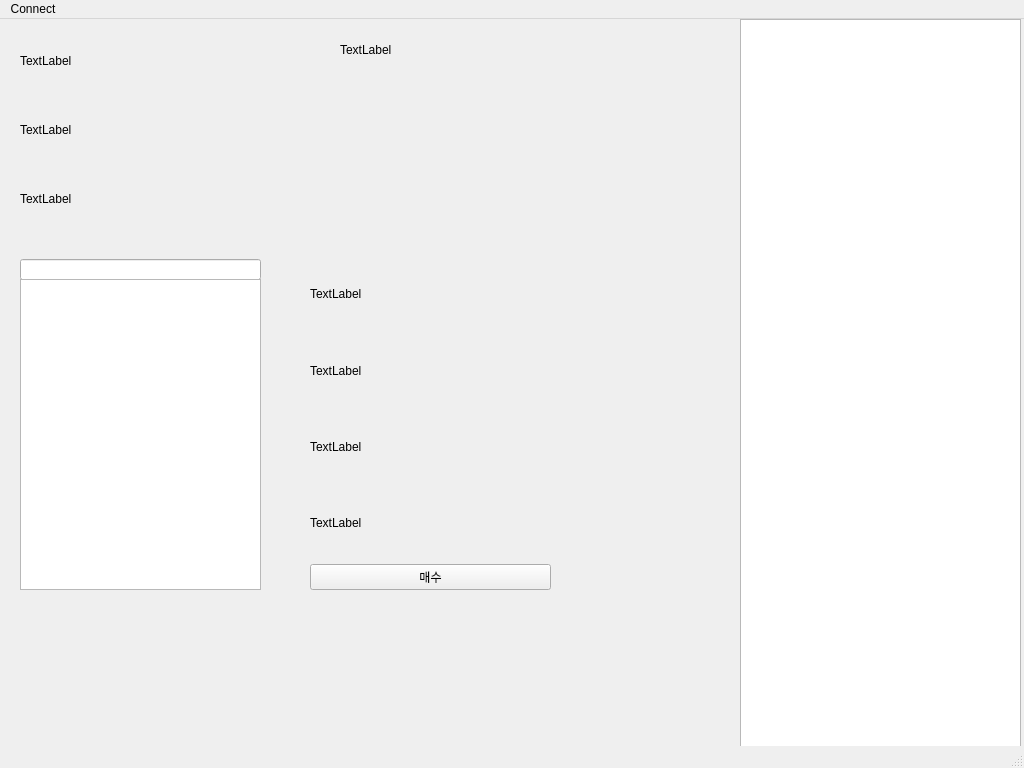
Above: main.ui from RaynoldKim/MyTrade before the change. Below: the same form after it.
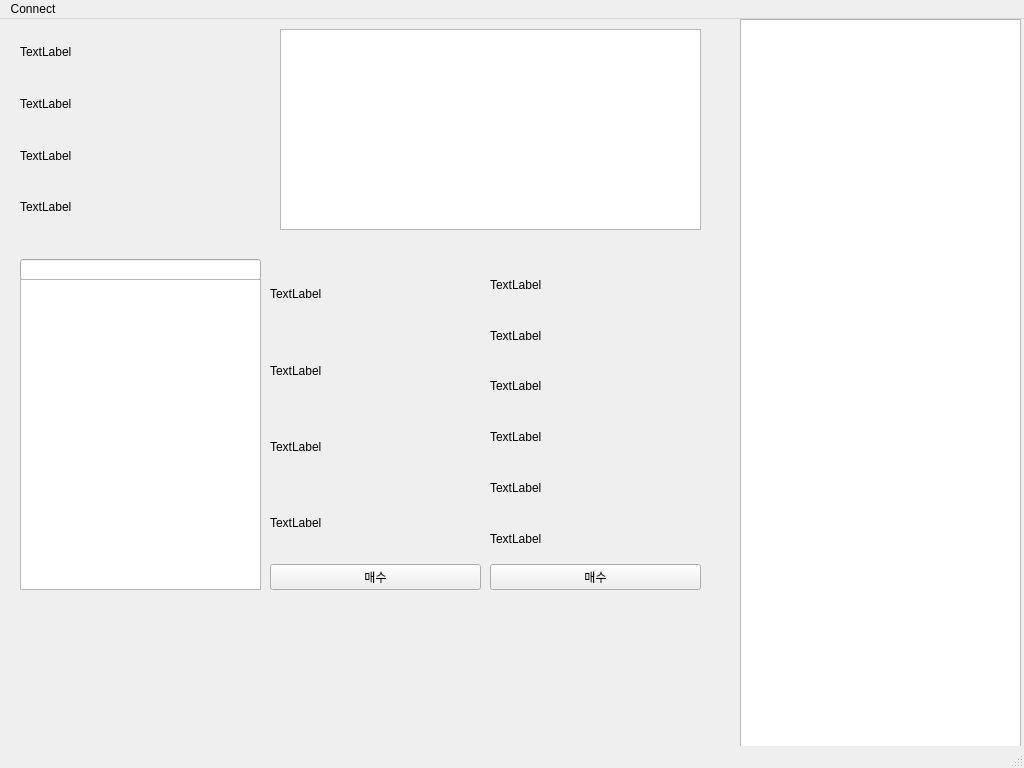
That is the form after the change.

What changed in the file:
```diff
--- a/main.ui
+++ b/main.ui
@@ -14,19 +14,6 @@
    <string>MainWindow</string>
   </property>
   <widget class="QWidget" name="centralwidget">
-   <widget class="QLabel" name="label_cash_balance">
-    <property name="geometry">
-     <rect>
-      <x>340</x>
-      <y>20</y>
-      <width>221</width>
-      <height>21</height>
-     </rect>
-    </property>
-    <property name="text">
-     <string>TextLabel</string>
-    </property>
-   </widget>
    <widget class="QWidget" name="verticalLayoutWidget">
     <property name="geometry">
      <rect>
@@ -58,14 +45,21 @@
        </property>
       </widget>
      </item>
+     <item>
+      <widget class="QLabel" name="label_cash_balance">
+       <property name="text">
+        <string>TextLabel</string>
+       </property>
+      </widget>
+     </item>
     </layout>
    </widget>
    <widget class="QWidget" name="verticalLayoutWidget_2">
     <property name="geometry">
      <rect>
-      <x>310</x>
+      <x>270</x>
       <y>240</y>
-      <width>241</width>
+      <width>211</width>
       <height>331</height>
      </rect>
     </property>
@@ -137,6 +131,86 @@
      </rect>
     </property>
    </widget>
+   <widget class="QWidget" name="verticalLayoutWidget_3">
+    <property name="geometry">
+     <rect>
+      <x>490</x>
+      <y>240</y>
+      <width>211</width>
+      <height>331</height>
+     </rect>
+    </property>
+    <layout class="QVBoxLayout" name="layout_search_stock_info_2">
+     <property name="spacing">
+      <number>0</number>
+     </property>
+     <item>
+      <widget class="QLabel" name="label_search_mystock_amount">
+       <property name="text">
+        <string>TextLabel</string>
+       </property>
+      </widget>
+     </item>
+     <item>
+      <widget class="QLabel" name="label_search_mystock_value_cur">
+       <property name="text">
+        <string>TextLabel</string>
+       </property>
+      </widget>
+     </item>
+     <item>
+      <widget class="QLabel" name="label_search_mystock_value_avg">
+       <property name="text">
+        <string>TextLabel</string>
+       </property>
+      </widget>
+     </item>
+     <item>
+      <widget class="QLabel" name="label_search_mystock_value_val">
+       <property name="text">
+        <string>TextLabel</string>
+       </property>
+      </widget>
+     </item>
+     <item>
+      <widget class="QLabel" name="label_search_mystock_value_rate">
+       <property name="text">
+        <string>TextLabel</string>
+       </property>
+      </widget>
+     </item>
+     <item>
+      <widget class="QLabel" name="label_search_mystock_value_buy">
+       <property name="text">
+        <string>TextLabel</string>
+       </property>
+      </widget>
+     </item>
+     <item>
+      <widget class="QPushButton" name="btn_search_stock_buy_2">
+       <property name="text">
+        <string>매수</string>
+       </property>
+      </widget>
+     </item>
+    </layout>
+   </widget>
+   <widget class="QTableWidget" name="table_have_stock">
+    <property name="geometry">
+     <rect>
+      <x>280</x>
+      <y>10</y>
+      <width>421</width>
+      <height>201</height>
+     </rect>
+    </property>
+    <property name="inputMethodHints">
+     <set>Qt::ImhPreferNumbers</set>
+    </property>
+    <property name="editTriggers">
+     <set>QAbstractItemView::NoEditTriggers</set>
+    </property>
+   </widget>
   </widget>
   <widget class="QMenuBar" name="menubar">
    <property name="geometry">
```
